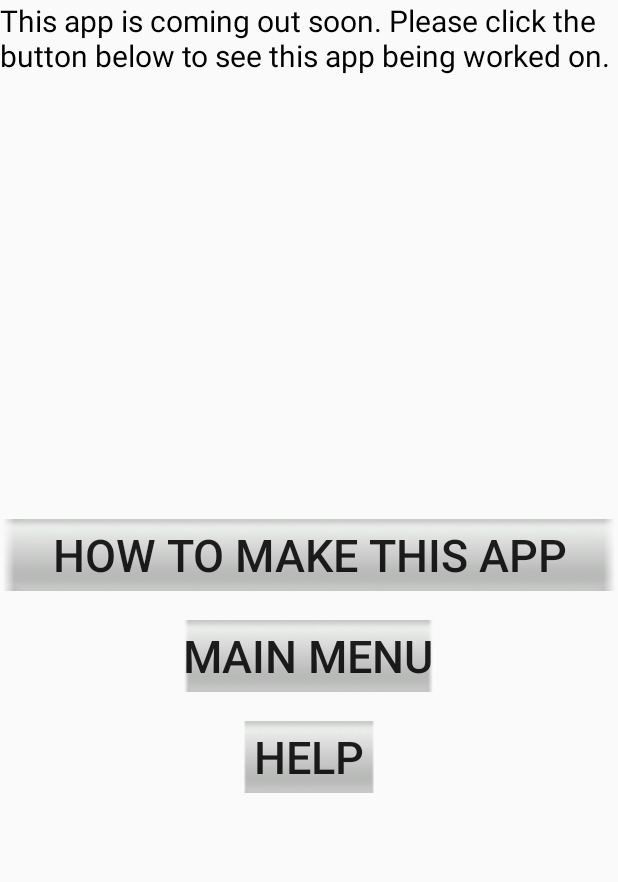
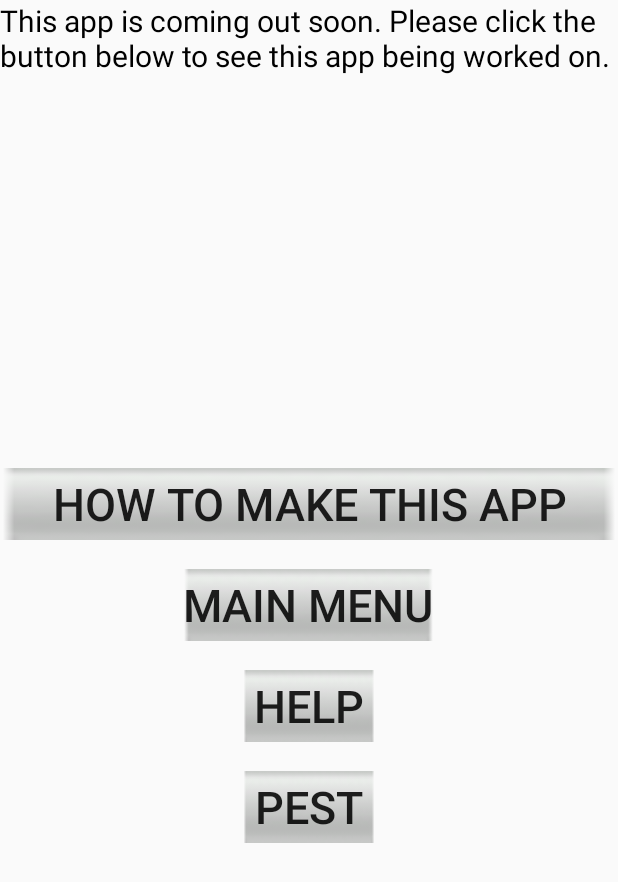
Before and after one commit to crua9/Beekeepers-Tool-Android-app, an Android app: the screen it shows after launch (MainActivity), on a phone screen of 412 x 824 dp. Shown: the top 882 px of the screen. Run offline under Robolectric (Android 15) with nearby library versions, the phone set to English and light mode, and no system bars.

Commit message:
image  button
image button how to for YT.
(I started the pest page)

```diff
--- a/Beekeeper'sTool/app/src/main/AndroidManifest.xml
+++ b/Beekeeper'sTool/app/src/main/AndroidManifest.xml
@@ -20,7 +20,7 @@
         </activity>
         <activity android:name="com.techreviewsandhelp.beekeeperstool.Start"  android:label="Start" ></activity>
         <activity android:name="com.techreviewsandhelp.beekeeperstool.Help"  android:label="Help" ></activity>
-
+        <activity android:name="com.techreviewsandhelp.beekeeperstool.Pest"  android:label="Pest" ></activity>
     </application>
 
 </manifest>
--- a/Beekeeper'sTool/app/src/main/java/com/techreviewsandhelp/beekeeperstool/MainActivity.java
+++ b/Beekeeper'sTool/app/src/main/java/com/techreviewsandhelp/beekeeperstool/MainActivity.java
@@ -20,6 +20,7 @@ public class MainActivity extends Activity {
 
         Button start = (Button)findViewById(R.id.menu);
         Button help = (Button)findViewById(R.id.help);
+        Button pest = (Button)findViewById(R.id.pest);
 
         b1.setOnClickListener(new View.OnClickListener() {
             @Override
@@ -57,6 +58,16 @@ public class MainActivity extends Activity {
             }
         });
 
+        pest.setOnClickListener(new View.OnClickListener() {
+
+            @Override
+            public void onClick(View v) {
+                // TODO Auto-generated method stub
+                startActivity(new Intent(c, Pest.class));
+                finish();
+            }
+        });
+
     }
 
 
--- a/Beekeeper'sTool/app/src/main/res/layout/activity_main.xml
+++ b/Beekeeper'sTool/app/src/main/res/layout/activity_main.xml
@@ -60,6 +60,20 @@
                 android:textSize="30dp"
                 android:background="@drawable/blank"
                 />
+
+            <TextView
+                android:layout_width="wrap_content"
+                android:layout_height="wrap_content"
+                android:textAppearance="?android:attr/textAppearanceSmall"
+                android:text=""
+                />
+            <Button
+                android:layout_width="wrap_content"
+                android:layout_height="wrap_content"
+                android:text="Pest"
+                android:id="@+id/pest"
+                android:textSize="30dp"
+                android:background="@drawable/blank"/>
         </LinearLayout>
 
     </LinearLayout>
```
Also changed, not shown: Beekeeper'sTool/app/src/main/java/com/techreviewsandhelp/beekeeperstool/Pest.java (added, +48 -0 lines), Beekeeper'sTool/app/src/main/res/layout/pest.xml (added, +63 -0 lines), Beekeeper'sTool/app/src/main/res/drawable/mite.jpg (added), Beekeeper'sTool/app/src/main/res/drawable/waxmoth.png (added).
